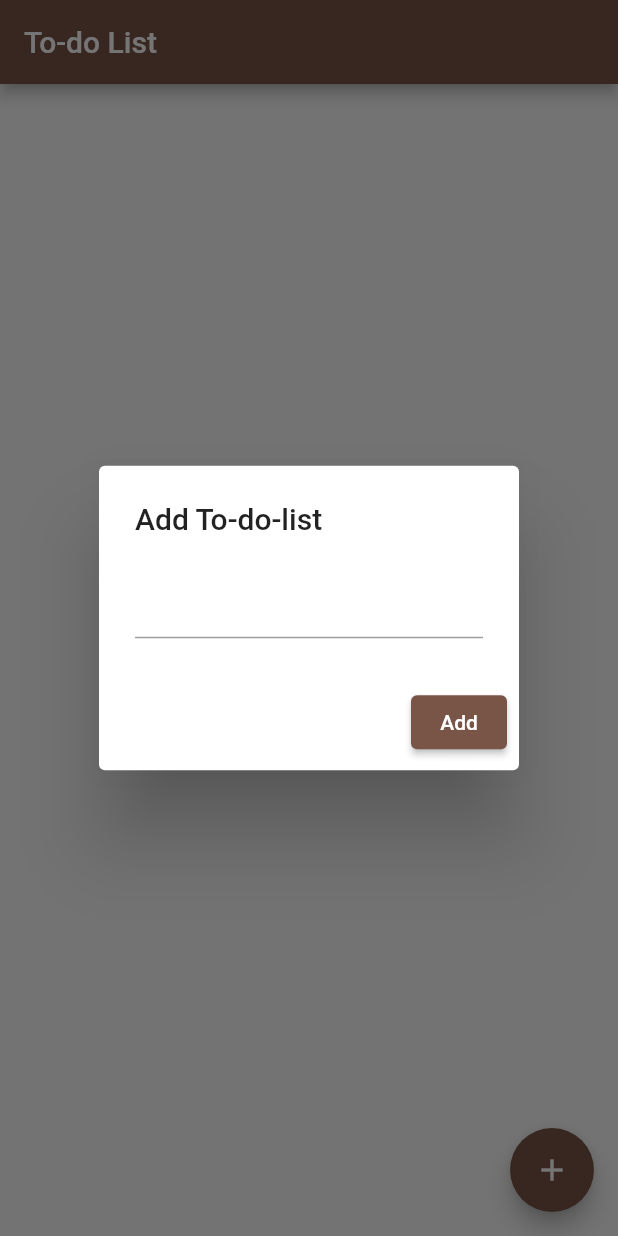
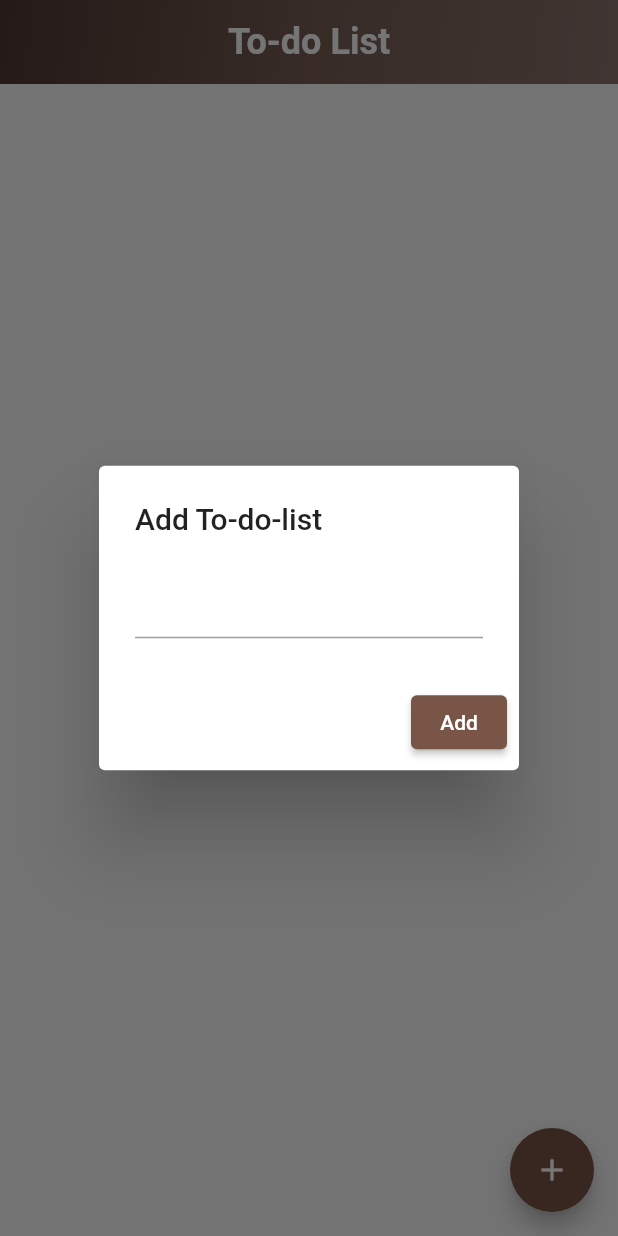
Before and after one commit to Lance-Abella/to_do_app, a Flutter app: the screen it shows after launch, after a tap on the "add" icon, on a phone screen of 412 x 824 dp. Run offline on Flutter 3.47's test engine with Material 2 defaults, Android fonts, the phone set to English and light mode, and no system bars; our stand-ins replace hive, hive_flutter; accounts and stored records are empty.

Commit message:
finalizing the design

```diff
--- a/lib/todo_listpage.dart
+++ b/lib/todo_listpage.dart
@@ -1,4 +1,4 @@
-// ignore_for_file: prefer_const_constructors, use_key_in_widget_constructors, prefer_const_constructors_in_immutables, library_private_types_in_public_api, unnecessary_import
+// ignore_for_file: prefer_const_constructors, use_key_in_widget_constructors, prefer_const_constructors_in_immutables, library_private_types_in_public_api, unnecessary_import, prefer_const_literals_to_create_immutables
 
 import 'package:flutter/material.dart';
 import 'package:flutter/widgets.dart';
@@ -24,10 +24,29 @@ class _TodoListPageState extends State<TodoListPage> {
   Widget build(BuildContext context) {
     return Scaffold(
   appBar: AppBar(
-        title: const Text(
-          "To-do List"
+    title: Text(
+      "To-do List",
+      style: TextStyle(
+        color: Colors.white,
+        fontSize: 24,
+        fontWeight: FontWeight.bold,
       ),
-        backgroundColor: Colors.brown,
+    ),
+    centerTitle: true,
+    flexibleSpace: Container(
+      decoration: BoxDecoration(
+        gradient: LinearGradient(
+          colors: [
+            Color.fromARGB(255, 79, 56, 49),
+            Color.fromARGB(255, 121, 94, 85),
+            Color.fromARGB(255, 140, 116, 108),
+          ],
+          begin: Alignment.topLeft,
+          end: Alignment.bottomRight,
+        ),
+      ),
+    ),
+    elevation: 0,
   ),
 
   body: ValueListenableBuilder(
@@ -37,7 +56,10 @@ class _TodoListPageState extends State<TodoListPage> {
         itemCount: box.values.length,
         itemBuilder: (context, index) {
           var todo = box.getAt(index);
-              return ListTile(
+          return Card(
+            elevation: 3,
+            margin: EdgeInsets.symmetric(vertical: 8, horizontal: 16),
+            child: ListTile(
               title: Text(todo!.title),
               leading: Checkbox(
                 value: todo.isCompleted,
@@ -51,6 +73,7 @@ class _TodoListPageState extends State<TodoListPage> {
                   _todoService.deleteTodo(index);
                 },
               ),
+            ),
           );
         },
       );
@@ -61,7 +84,6 @@ class _TodoListPageState extends State<TodoListPage> {
     backgroundColor: Colors.brown,
     onPressed: () async {
       showDialog(
-
         context: context,
         builder: (context) {
           return AlertDialog(
@@ -71,18 +93,17 @@ class _TodoListPageState extends State<TodoListPage> {
               cursorColor: Colors.black,
               style: TextStyle(
                 color: Colors.black,
-                    ), // Change text color
+              ),
               decoration: InputDecoration(
                 focusedBorder: UnderlineInputBorder(
-                      borderSide: BorderSide(color: Colors.black), // Change line color
+                  borderSide: BorderSide(color: Colors.black),
                 ),
-                     // Change cursor color
               ),
             ),
             actions: [
               ElevatedButton(
                 style: ButtonStyle(
-                        backgroundColor: MaterialStateProperty.all<Color>(Colors.brown),
+                  backgroundColor: MaterialStateProperty.all<Color>(const Color.fromRGBO(121, 85, 72, 1)),
                 ),
                 child: Text('Add'),
                 onPressed: () {
@@ -96,10 +117,12 @@ class _TodoListPageState extends State<TodoListPage> {
               )
             ],
           );
-              });
+        },
+      );
     },
     child: Icon(Icons.add),
   ),
 );
+
   }
 }
```
Lines whose indentation alone changed are shown as unchanged.
